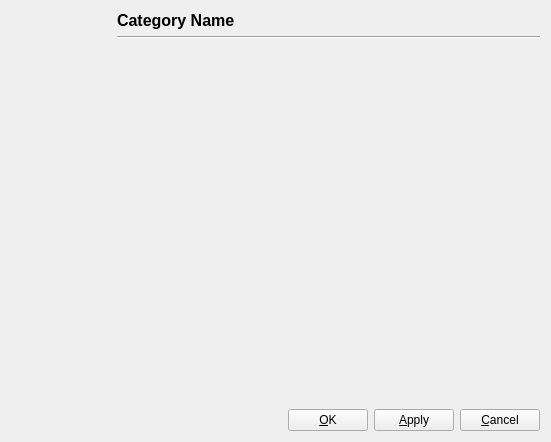
This is nextShows/src/dialogs/ui/settingsdialog.ui in gilcn/nextshows as Qt 5 draws it before an edit. The edited form follows.
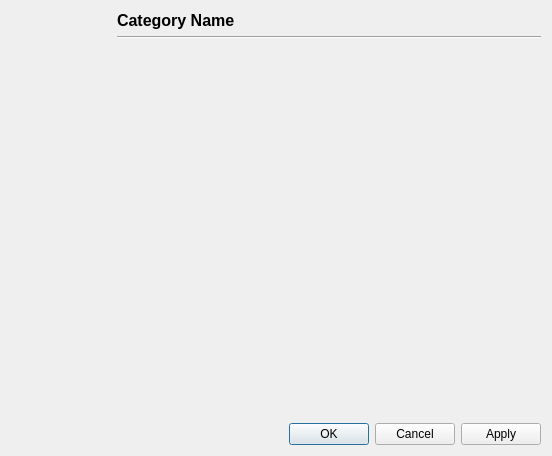
This is the edited form. Custom widgets are drawn as their Qt base class.

Commit message: - Use a QButtonBox for the Settings QDialog - Add getter/setter methods for FindShows user tracked shows - Sample (temporary) code added to Settings to test DbInterface()

What changed in the file:
```diff
--- a/nextShows/src/dialogs/ui/settingsdialog.ui
+++ b/nextShows/src/dialogs/ui/settingsdialog.ui
@@ -5,8 +5,8 @@
    <rect>
     <x>0</x>
     <y>0</y>
-    <width>551</width>
-    <height>442</height>
+    <width>552</width>
+    <height>456</height>
    </rect>
   </property>
   <property name="minimumSize" >
@@ -92,42 +92,11 @@
     </layout>
    </item>
    <item row="1" column="0" >
-    <layout class="QHBoxLayout" name="horizontalLayout" >
-     <item>
-      <spacer name="horizontalSpacer" >
-       <property name="orientation" >
-        <enum>Qt::Horizontal</enum>
-       </property>
-       <property name="sizeHint" stdset="0" >
-        <size>
-         <width>40</width>
-         <height>20</height>
-        </size>
-       </property>
-      </spacer>
-     </item>
-     <item>
-      <widget class="QPushButton" name="btnOK" >
-       <property name="text" >
-        <string>&amp;OK</string>
-       </property>
-      </widget>
-     </item>
-     <item>
-      <widget class="QPushButton" name="btnApply" >
-       <property name="text" >
-        <string>&amp;Apply</string>
-       </property>
-      </widget>
-     </item>
-     <item>
-      <widget class="QPushButton" name="btnCancel" >
-       <property name="text" >
-        <string>&amp;Cancel</string>
-       </property>
-      </widget>
-     </item>
-    </layout>
+    <widget class="QDialogButtonBox" name="buttonBox" >
+     <property name="standardButtons" >
+      <set>QDialogButtonBox::Apply|QDialogButtonBox::Cancel|QDialogButtonBox::Ok</set>
+     </property>
+    </widget>
    </item>
   </layout>
  </widget>
```
The commit also changes 5 other files.
